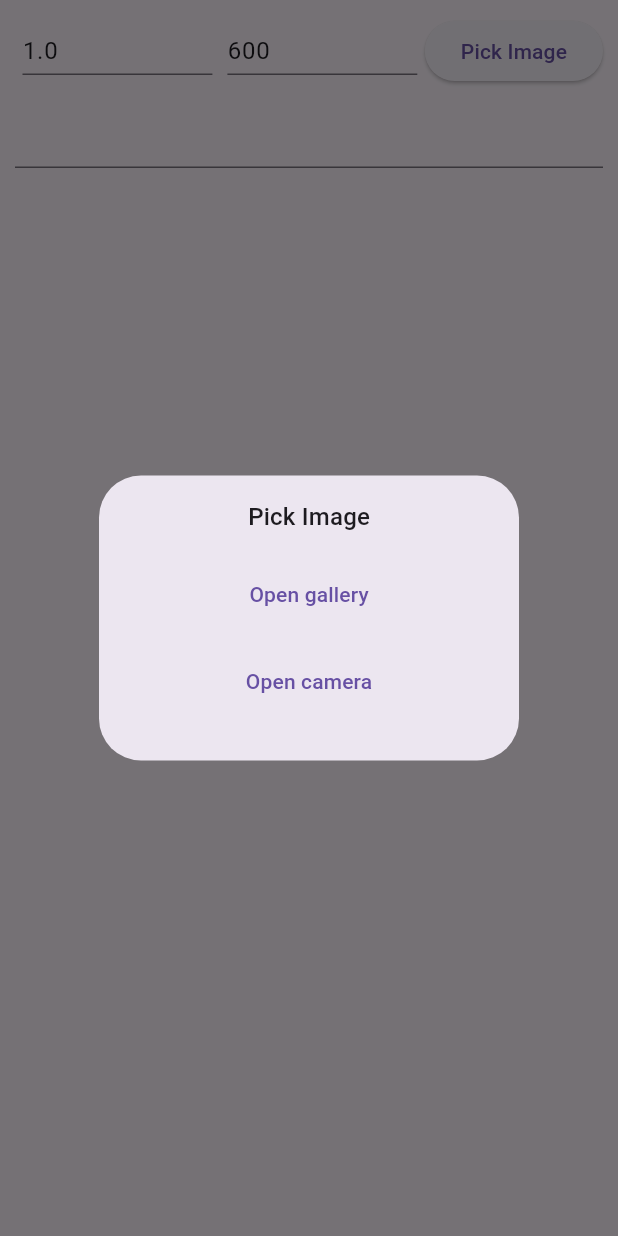
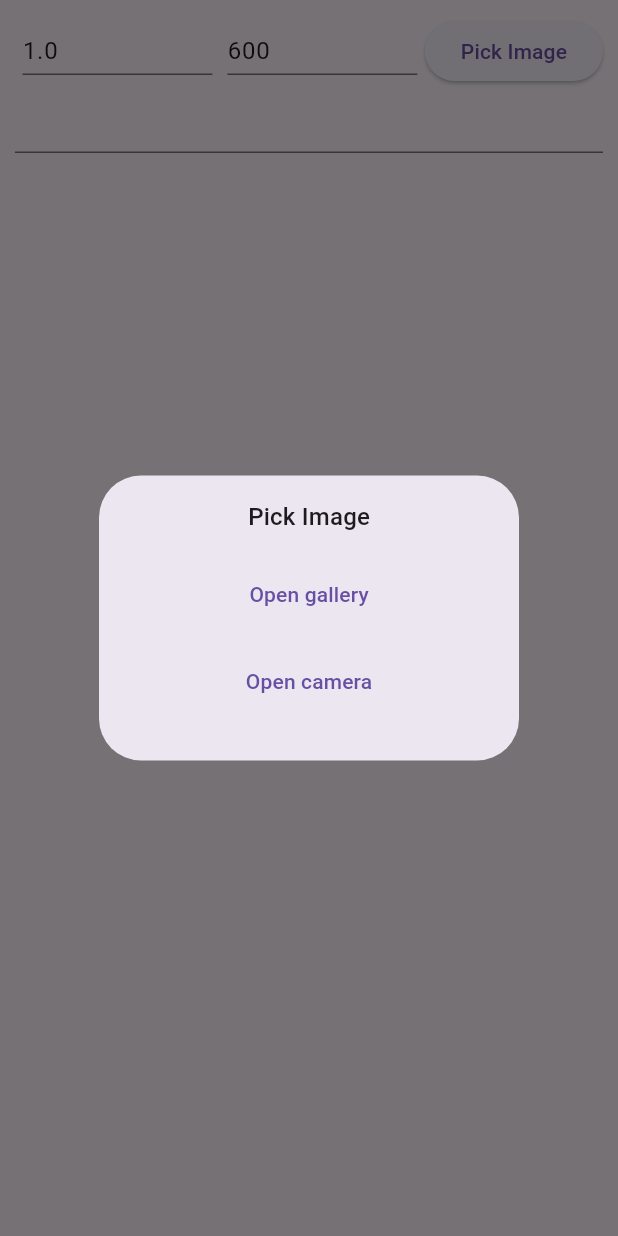
Before and after one commit to wuzhengu/flutter_image_pick_crop, a Flutter app: the screen it shows after launch, after a tap on "Pick Image", on a phone screen of 412 x 824 dp. Run offline on Flutter 3.47's test engine with Material 3 defaults, Android fonts, the phone set to English and light mode, and no system bars; our stand-ins replace flutter_native_image, image_cropper, image_picker; missing offline and left inert: dart:html.

Commit message:
调整项目

```diff
--- a/example/lib/main.dart
+++ b/example/lib/main.dart
@@ -34,6 +34,7 @@ class HomePage extends StatefulWidget {
 }
 
 class HomePageState extends State<HomePage> {
+  var log = [];
   String? path = '';
 
   var editControllers = [
@@ -45,10 +46,8 @@ class HomePageState extends State<HomePage> {
   Widget build(BuildContext context) {
     return Scaffold(
       body: SafeArea(
-        child: Container(
-          margin: EdgeInsets.all(10),
-          child: Column(
-            crossAxisAlignment: CrossAxisAlignment.start,
+        child: ListView(
+          padding: EdgeInsets.all(10),
           children: [
             Row(
               children: List.generate(3, (index) {
@@ -75,13 +74,18 @@ class HomePageState extends State<HomePage> {
                     } catch (_) {}
                     return 0.0;
                   }).toList();
-                    path = await pickImage(
+                  var path = await pickImage(
                     context,
                     picker: !longPressed ? 0 : 1,
                     cropper: !longPressed,
                     ratio: nums[0],
                     resolution: nums[1],
                   );
+                  if (path == null) return;
+
+                  this.path = path;
+                  log.clear();
+                  log.add(path.length > 1000 ? path.substring(0, 1000) : path);
                   setState(() {});
                 }
 
@@ -92,32 +96,36 @@ class HomePageState extends State<HomePage> {
                 );
               }).toList(),
             ),
-              SizedBox(height: 10),
-              TextField(
+            Container(
+              constraints: BoxConstraints(maxHeight: 300),
+              child: TextField(
                 controller: TextEditingController(
-                  text: [path ?? ""].map((e) => e.length > 1000 ? e.substring(0, 1000) : e).first,
+                  text: log.join("\n"),
                 ),
+                maxLines: null,
                 decoration: InputDecoration(
                   contentPadding: EdgeInsets.all(10),
                   isDense: true,
                 ),
               ),
-              SizedBox(height: 10),
-              for (var path = this.path; path != null && path.isNotEmpty; path = null)
-                Expanded(
-                  child: SingleChildScrollView(
-                    child: Container(
+            ),
+            [path].map((path) {
+              if (path == null || path.isEmpty) return SizedBox();
+
+              return Container(
+                margin: EdgeInsets.only(top: 10),
                 decoration: BoxDecoration(
                   border: Border.all(color: Theme.of(context).colorScheme.primary),
                 ),
-                      child: path.startsWith(RegExp(r'\w+:'))
-                          ? Image.network(path)
-                          : Image.file(File(path)),
-                    ),
-                  ),
-                ),
+                child: (() {
+                  if (path.startsWith(RegExp(r'\w+:'))) {
+                    return Image.network(path);
+                  }
+                  return Image.file(File(path));
+                })(),
+              );
+            }).first,
           ],
-          ),
         ),
       ),
     );
--- a/example/pubspec.yaml
+++ b/example/pubspec.yaml
@@ -14,14 +14,14 @@ dependencies:
 
   cupertino_icons: ^1.0.2
 
+  image_pick_crop:
+    path: ../
+
 dev_dependencies:
   flutter_test:
     sdk: flutter
 
   flutter_lints: ^2.0.0
 
-  image_pick_crop:
-    path: ../
-
 flutter:
   uses-material-design: true
--- a/lib/src/image_util.dart
+++ b/lib/src/image_util.dart
@@ -7,7 +7,7 @@ import 'package:flutter/widgets.dart';
 import 'image_util.mobile.dart' if (dart.library.html) 'image_util.web.dart';
 
 class ImageUtil {
-  static ImageUtil instance = ImageUtilImpl();
+  static ImageUtil impl = ImageUtilImpl();
 
   ///裁剪、缩放图片
   Future<String?> resizeImage(
```
Also changed, not shown: lib/core.dart (+4 -4 lines), lib/src/image_util.web.dart (+6 -6 lines), 5 other files. Lines whose indentation alone changed are shown as unchanged.
